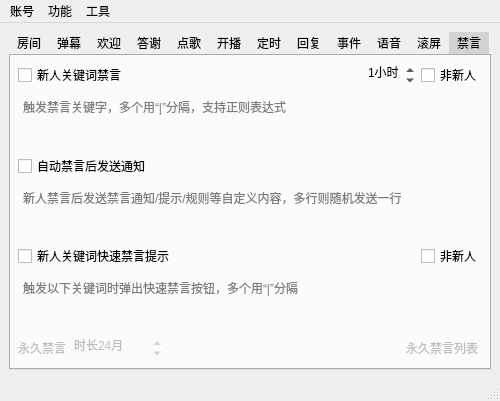
Old version of the form mainwindow.ui in the repository iwxyi/Bilibili-MagicalDanmaku.
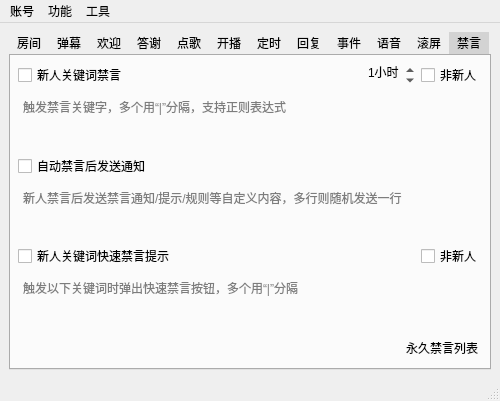
New version of the form. The open tabs and pages were chosen to show the change. Icons and pictures are not drawn. Custom widgets are drawn as their Qt base class.

Commit message: 实时弹幕增删永久禁言；永久禁言列表查看

The edit to the form file:
```diff
--- a/mainwindow.ui
+++ b/mainwindow.ui
@@ -2483,53 +2483,6 @@
           <property name="bottomMargin">
            <number>0</number>
           </property>
-          <item>
-           <widget class="QLabel" name="label_12">
-            <property name="enabled">
-             <bool>false</bool>
-            </property>
-            <property name="toolTip">
-             <string>&lt;html&gt;&lt;head/&gt;&lt;body&gt;&lt;p&gt;直播间永久禁言/拉黑用户（最高支持200年，相当于永久了）&lt;/p&gt;&lt;p&gt;需一直保持本程序在后台方有效&lt;/p&gt;&lt;/body&gt;&lt;/html&gt;</string>
-            </property>
-            <property name="text">
-             <string>永久禁言</string>
-            </property>
-           </widget>
-          </item>
-          <item>
-           <widget class="QSpinBox" name="eternalBlockSpin">
-            <property name="enabled">
-             <bool>false</bool>
-            </property>
-            <property name="styleSheet">
-             <string notr="true">QAbstractSpinBox
-{
-	background: transparent;
-}</string>
-            </property>
-            <property name="frame">
-             <bool>false</bool>
-            </property>
-            <property name="suffix">
-             <string>月</string>
-            </property>
-            <property name="prefix">
-             <string>时长</string>
-            </property>
-            <property name="minimum">
-             <number>1</number>
-            </property>
-            <property name="maximum">
-             <number>2400</number>
-            </property>
-            <property name="singleStep">
-             <number>12</number>
-            </property>
-            <property name="value">
-             <number>24</number>
-            </property>
-           </widget>
-          </item>
           <item>
            <spacer name="horizontalSpacer_20">
             <property name="orientation">
@@ -2546,7 +2499,7 @@
           <item>
            <widget class="QPushButton" name="pushButton_2">
             <property name="enabled">
-             <bool>false</bool>
+             <bool>true</bool>
             </property>
             <property name="text">
              <string>永久禁言列表</string>
```
Left out of the diff: 4 changed lines with no effect on the pictures. The commit also changes 8 other files.
